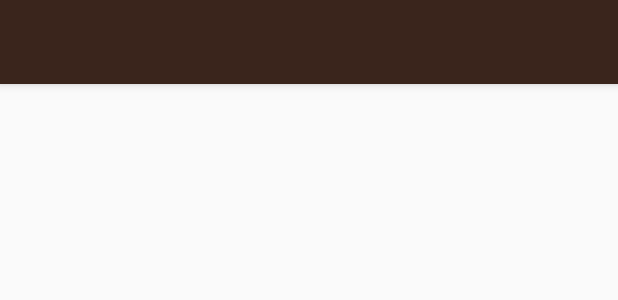
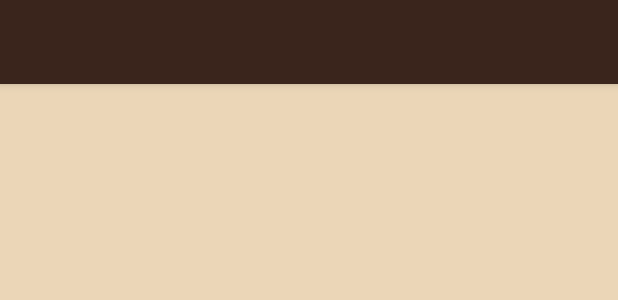
Before and after one commit to omarpontis/NostalgiApp, an Android app: the layout app_bar_main.xml on its own in the app's theme, with its tools: preview values and no code run, on a phone screen of 412 x 824 dp. Shown: the top 300 px of the screen. Run offline under Robolectric (Android 15) with nearby library versions, the phone set to English and light mode, and no system bars.

Commit message:
final version, forse3, la trilogia è completa

```diff
--- a/app/src/main/res/layout/content_main.xml
+++ b/app/src/main/res/layout/content_main.xml
@@ -4,7 +4,7 @@
         xmlns:tools="http://schemas.android.com/tools"
         xmlns:app="http://schemas.android.com/apk/res-auto"
         android:id="@+id/content_frame"
-        android:backgroundTint="@color/fragment_background_color"
+        android:background="@color/fragment_background_color"
         android:layout_width="match_parent"
         android:layout_height="match_parent"
         app:layout_behavior="@string/appbar_scrolling_view_behavior"
--- a/app/src/main/res/layout/progress_dialog.xml
+++ b/app/src/main/res/layout/progress_dialog.xml
@@ -5,6 +5,7 @@
               android:orientation="horizontal">
 
     <ProgressBar
+            android:id="@+id/progress_bar"
             style="?android:progressBarStyleLarge"
             android:layout_width="48dp"
             android:indeterminate="true"
```
Also changed, not shown: app/src/main/java/it/a2045/nostalgiapp/MainActivity.kt (+12 -6 lines).
